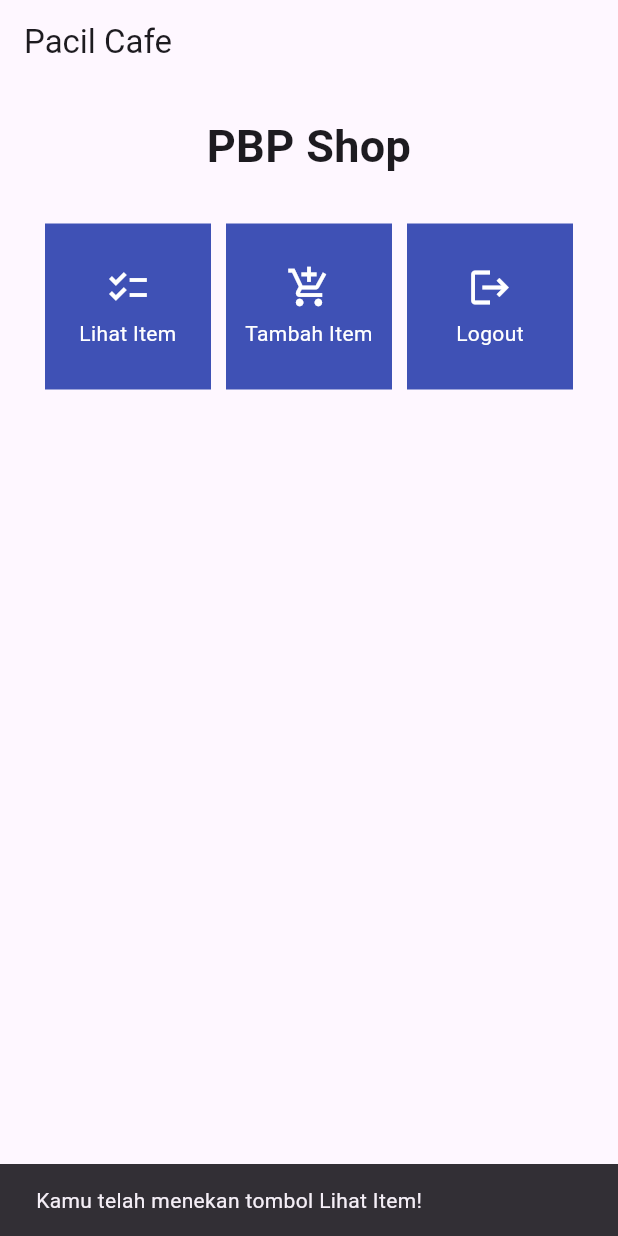
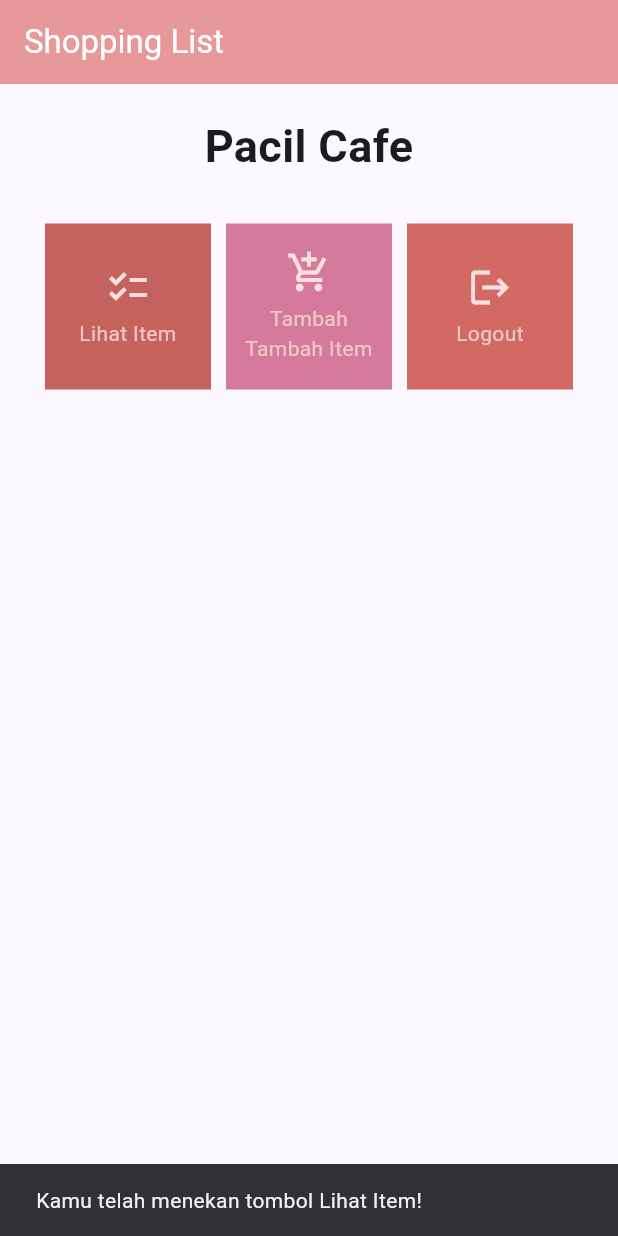
Before and after one commit to novitaaams/pacil-cafe-mobile, a Flutter app: the screen it shows after launch, after a tap on "Lihat Item", on a phone screen of 412 x 824 dp. Run offline on Flutter 3.47's test engine with Material 2 defaults, Android fonts, the phone set to English and light mode, and no system bars.

Commit message:
tugas 7 selesai

```diff
--- a/lib/main.dart
+++ b/lib/main.dart
@@ -29,7 +29,7 @@ class MyApp extends StatelessWidget {
         //
         // This works for code too, not just values: Most code changes can be
         // tested with just a hot reload.
-
+        colorScheme: ColorScheme.fromSeed(seedColor: Colors.indigo),
         useMaterial3: true,
       ),
       home: MyHomePage(),
--- a/lib/menu.dart
+++ b/lib/menu.dart
@@ -1,82 +1,23 @@
 import 'package:flutter/material.dart';
-
-class ShopItem {
-  final String name;
-  final IconData icon;
-
-  ShopItem(this.name, this.icon);
-}
-class ShopCard extends StatelessWidget {
-  final ShopItem item;
-
-  const ShopCard(this.item, {super.key}); // Constructor
-
-  @override
-  Widget build(BuildContext context) {
-    return Material(
-      color: Colors.indigo,
-      child: InkWell(
-        // Area responsive terhadap sentuhan
-        onTap: () {
-          // Memunculkan SnackBar ketika diklik
-          ScaffoldMessenger.of(context)
-            ..hideCurrentSnackBar()
-            ..showSnackBar(SnackBar(
-                content: Text("Kamu telah menekan tombol ${item.name}!")));
-        },
-        child: Container(
-          // Container untuk menyimpan Icon dan Text
-          padding: const EdgeInsets.all(8),
-          child: Center(
-            child: Column(
-              mainAxisAlignment: MainAxisAlignment.center,
-              children: [
-                Icon(
-                  item.icon,
-                  color: Colors.white,
-                  size: 30.0,
-                ),
-                const Padding(padding: EdgeInsets.all(3)),
-                Text(
-                  item.name,
-                  textAlign: TextAlign.center,
-                  style: const TextStyle(color: Colors.white),
-                ),
-              ],
-            ),
-          ),
-        ),
-      ),
-    );
-  }
-}
 
 class MyHomePage extends StatelessWidget {
   MyHomePage({Key? key}) : super(key: key);
 
   final List<ShopItem> items = [
-    ShopItem("Lihat Item", Icons.checklist),
-    ShopItem("Tambah Item", Icons.add_shopping_cart),
-    ShopItem("Logout", Icons.logout),
+    ShopItem("Lihat Item", Icons.checklist, Color.fromARGB(255, 197, 98, 93)),
+    ShopItem("Tambah Tambah Item", Icons.add_shopping_cart, Color.fromARGB(255, 213, 122, 157)),
+    ShopItem("Logout", Icons.logout, Color.fromARGB(255, 210, 105, 98)),
   ];
-
-  // This widget is the home page of your application. It is stateful, meaning
-  // that it has a State object (defined below) that contains fields that affect
-  // how it looks.
-
-  // This class is the configuration for the state. It holds the values (in this
-  // case the title) provided by the parent (in this case the App widget) and
-  // used by the build method of the State. Fields in a Widget subclass are
-  // always marked "final".
-
 
   @override
   Widget build(BuildContext context) {
     return Scaffold(
       appBar: AppBar(
         title: const Text(
-            'Pacil Cafe',
+          'Shopping List',
+          style: TextStyle(color: Colors.white),
         ),
+        backgroundColor: Color.fromARGB(255, 231, 153, 153),
       ),
       body: SingleChildScrollView(
         // Widget wrapper yang dapat discroll
@@ -89,7 +30,7 @@ class MyHomePage extends StatelessWidget {
                 padding: EdgeInsets.only(top: 10.0, bottom: 10.0),
                 // Widget Text untuk menampilkan tulisan dengan alignment center dan style yang sesuai
                 child: Text(
-                    'PBP Shop', // Text yang menandakan toko
+                  'Pacil Cafe ', // Text yang menandakan toko
                   textAlign: TextAlign.center,
                   style: TextStyle(
                     fontSize: 30,
@@ -118,3 +59,56 @@ class MyHomePage extends StatelessWidget {
     );
   }
 }
+
+class ShopItem {
+  final String name;
+  final IconData icon;
+  final Color color;
+
+  ShopItem(this.name, this.icon, this.color);
+}
+
+class ShopCard extends StatelessWidget {
+  final ShopItem item;
+
+  const ShopCard(this.item, {super.key}); // Constructor
+
+  @override
+  Widget build(BuildContext context) {
+    return Material(
+      color: item.color,
+      child: InkWell(
+        // Area responsive terhadap sentuhan
+        onTap: () {
+          // Memunculkan SnackBar ketika diklik
+          ScaffoldMessenger.of(context)
+            ..hideCurrentSnackBar()
+            ..showSnackBar(SnackBar(
+                content: Text("Kamu telah menekan tombol ${item.name}!")));
+        },
+        child: Container(
+          // Container untuk menyimpan Icon dan Text
+          padding: const EdgeInsets.all(8),
+          child: Center(
+            child: Column(
+              mainAxisAlignment: MainAxisAlignment.center,
+              children: [
+                Icon(
+                  item.icon,
+                  color: Color.fromARGB(255, 250, 223, 223),
+                  size: 30.0,
+                ),
+                const Padding(padding: EdgeInsets.all(3)),
+                Text(
+                  item.name,
+                  textAlign: TextAlign.center,
+                  style: const TextStyle(color: Color.fromARGB(255, 237, 199, 199)),
+                ),
+              ],
+            ),
+          ),
+        ),
+      ),
+    );
+  }
+}
```
Also changed, not shown: 1 other file. Lines whose indentation alone changed are shown as unchanged.
